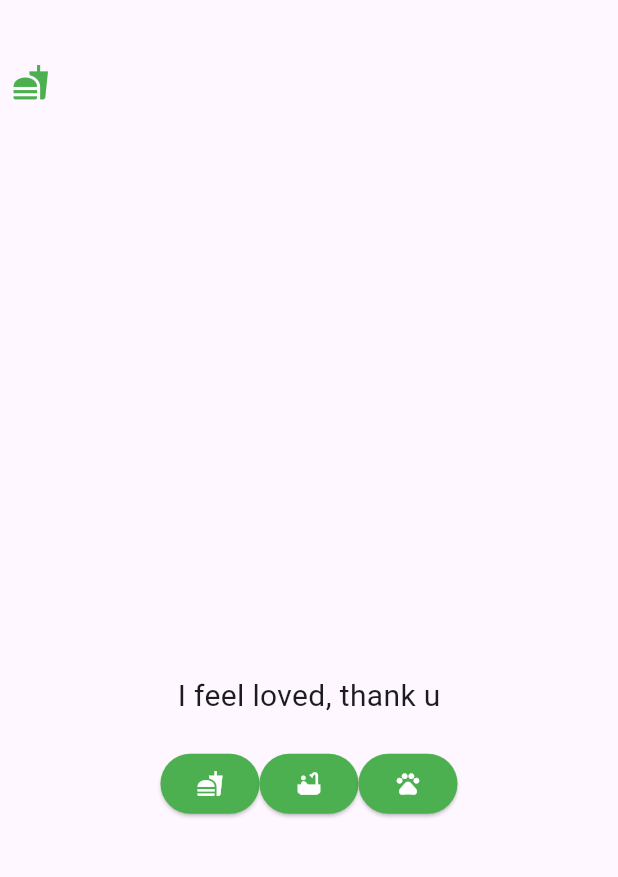
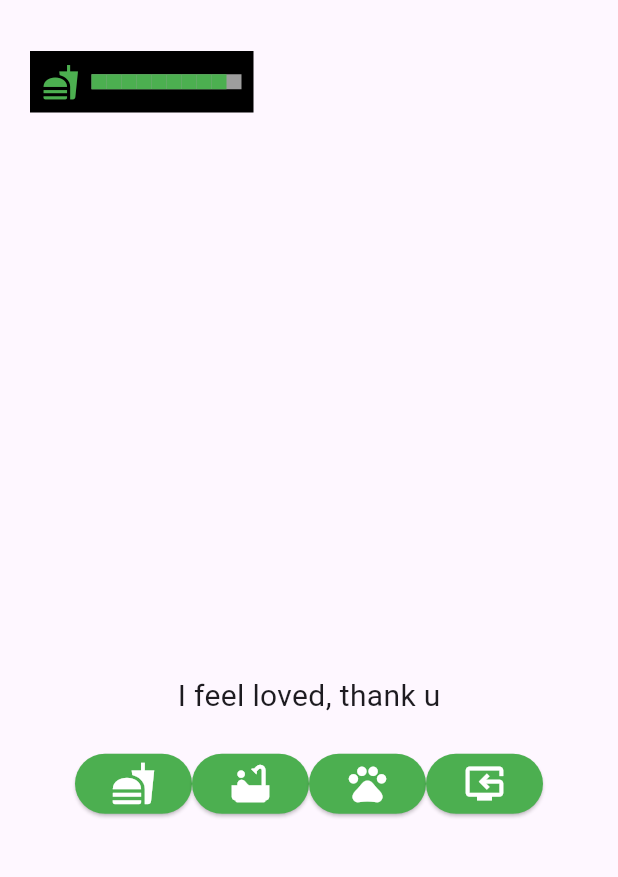
Before and after one commit to Jusss10/PetGame, a Flutter app: the screen it shows after launch, after a tap on the "fastfood" icon, after a tap on the "pets" icon, on a phone screen of 412 x 824 dp, the part 63-940 px from its top. Run offline on Flutter 3.47's test engine with Material 3 defaults, Android fonts, the light colour scheme and no system bars; our stand-ins replace shared_preferences.

Commit message:
Hunger_model working

```diff
--- a/lib/models/hunger_model.dart
+++ b/lib/models/hunger_model.dart
@@ -3,7 +3,7 @@ import 'package:shared_preferences/shared_preferences.dart';
 
 class HungerModel {
   int hungerLevel = 10; // Default hunger level
-  late SharedPreferences prefs; // Initialize later
+  late SharedPreferences prefs; // initialize later
 
   final StreamController<int> _hungerController = StreamController<int>();
   Stream<int> get hungerStream => _hungerController.stream;
@@ -27,14 +27,14 @@ class HungerModel {
 
   // Update hunger level, save, and notify listeners
   Future<void> updateHungerLevel(int newLevel) async {
-    hungerLevel = newLevel;
+    hungerLevel = newLevel.clamp(0, 10);
     await saveHungerLevel();
     _hungerController.sink.add(hungerLevel);
   }
 
   // Decrease hunger periodically and notify listeners
   void decreaseHungerPeriodically() {
-    Future.delayed(const Duration(seconds: 10), () async {
+    Future.delayed(const Duration(seconds: 5), () async {
       if (hungerLevel > 0) {
         hungerLevel--;
         await saveHungerLevel();
@@ -44,6 +44,12 @@ class HungerModel {
     });
   }
 
+  Future<void> resetHunger() async {
+    hungerLevel = 0; // Reset to full
+    await saveHungerLevel();
+    _hungerController.sink.add(hungerLevel);
+  }
+
   // Dispose of the stream
   void dispose() {
     _hungerController.close();
--- a/lib/screens/home_page.dart
+++ b/lib/screens/home_page.dart
@@ -1,6 +1,7 @@
 import 'package:flutter/material.dart';
 import 'package:pet_game/widgets/custom_button.dart';
 import 'package:pet_game/widgets/custom_container.dart';
+import 'package:pet_game/models/hunger_model.dart'; // Import HungerModel
 
 class MyHomePage extends StatefulWidget {
   const MyHomePage({super.key, required this.title});
@@ -12,21 +13,39 @@ class MyHomePage extends StatefulWidget {
 
 class _MyHomePageState extends State<MyHomePage> {
   String petStatus = " ";
+  final HungerModel hungerModel = HungerModel(); // Instantiate HungerModel
+
+  @override
+  void initState() {
+    super.initState();
+    hungerModel.init(); // Initialize the hunger model
+    hungerModel.decreaseHungerPeriodically(); // Optionally, start the periodic hunger decrease
+  }
 
   void feedPet() {
     setState(() {
       petStatus = "mmmhhh delicious";
     });
+    hungerModel.updateHungerLevel(hungerModel.hungerLevel + 2); // Increase hunger level
   }
+
   void bathPet() {
     setState(() {
       petStatus = "Now im clean!!";
     });
   }
+
   void cuddlePet() {
     setState(() {
       petStatus = "I feel loved, thank u";
     });
+  }
+
+  void reset() {
+    setState(() {
+      petStatus = "reset";
+    });
+    hungerModel.resetHunger();
   }
 
   @override
@@ -38,8 +57,12 @@ class _MyHomePageState extends State<MyHomePage> {
       body: Stack(
         children: [
           Positioned(
-            top: 20, // Distance from the top
-            child: CustomContainer(icon: Icons.fastfood),
+            top: 20,
+            left: 20,
+            child: CustomContainer(
+              icon: Icons.fastfood,
+              hungerModel: hungerModel,
+            ),
           ),
           Center(
             child: Column(
@@ -54,13 +77,14 @@ class _MyHomePageState extends State<MyHomePage> {
                     CustomButton(icon: Icons.fastfood, onPressed: feedPet),
                     CustomButton(icon: Icons.bathtub, onPressed: bathPet),
                     CustomButton(icon: Icons.pets, onPressed: cuddlePet),
+                    CustomButton(icon: Icons.reset_tv_outlined, onPressed: reset),
                   ],
-                )
+                ),
               ],
             ),
           ),
         ],
-      )
+      ),
     );
   }
 }
--- a/lib/widgets/custom_button.dart
+++ b/lib/widgets/custom_button.dart
@@ -20,7 +20,7 @@ class CustomButton extends StatelessWidget {
       child: Row(
         mainAxisSize: MainAxisSize.min,
         children: [
-          Icon(icon, color: Colors.white),
+          Icon(icon, color: Colors.white, size: 30),
         ],
       ),
     );
--- a/lib/widgets/custom_container.dart
+++ b/lib/widgets/custom_container.dart
@@ -1,24 +1,48 @@
 import 'package:flutter/material.dart';
+import 'package:pet_game/models/hunger_model.dart';
 
 class CustomContainer extends StatelessWidget {
   final IconData icon;
-  const CustomContainer({super.key, required this.icon});
+  final HungerModel hungerModel;
+
+  const CustomContainer({super.key, required this.icon, required this.hungerModel});
 
   @override
   Widget build(BuildContext context) {
-    return Row(
-      children: [
-        Container(
-          padding: const EdgeInsets.all(8), // Padding around the icon
-          child: Icon(icon, color: Colors.green, size: 25),
-        ),
-        const SizedBox(width: 8), // Space between icon and bar
-        Container(
+    return StreamBuilder<int>(
+      stream: hungerModel.hungerStream,
+      builder: (context, snapshot) {
+        if (snapshot.connectionState == ConnectionState.waiting) {
+          return CircularProgressIndicator();
+        }
 
-        ),
-      ],
+        int hungerLevel = snapshot.data ?? 10;
+
+        return Container(
+          padding: const EdgeInsets.all(8),
+          color: Colors.black,
+          child: Row(
+            children: [
+              Icon(icon, color: Colors.green, size: 25),
+              const SizedBox(width: 8),
+              Container(
+                width: 100,
+                height: 10,
+                color: Colors.grey,
+                child: Row(
+                  children: List.generate( hungerLevel, (index) =>
+                  Container(
+                      width: 10,
+                      height: 10,
+                      color: Colors.green,
+                    ),
+                  ),
+                ),
+              ),
+            ],
+          ),
+        );
+      },
     );
   }
-
-
 }
```
